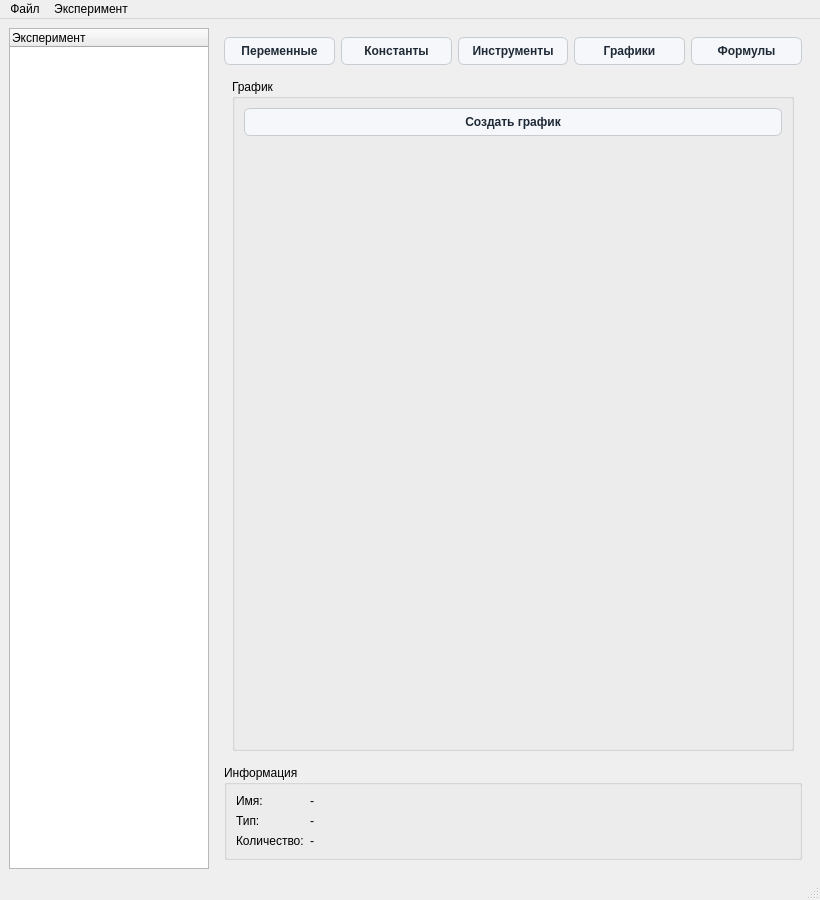
Qt form mainwindow.ui (Kirikus/Experiments-2026S-Python) before a commit.
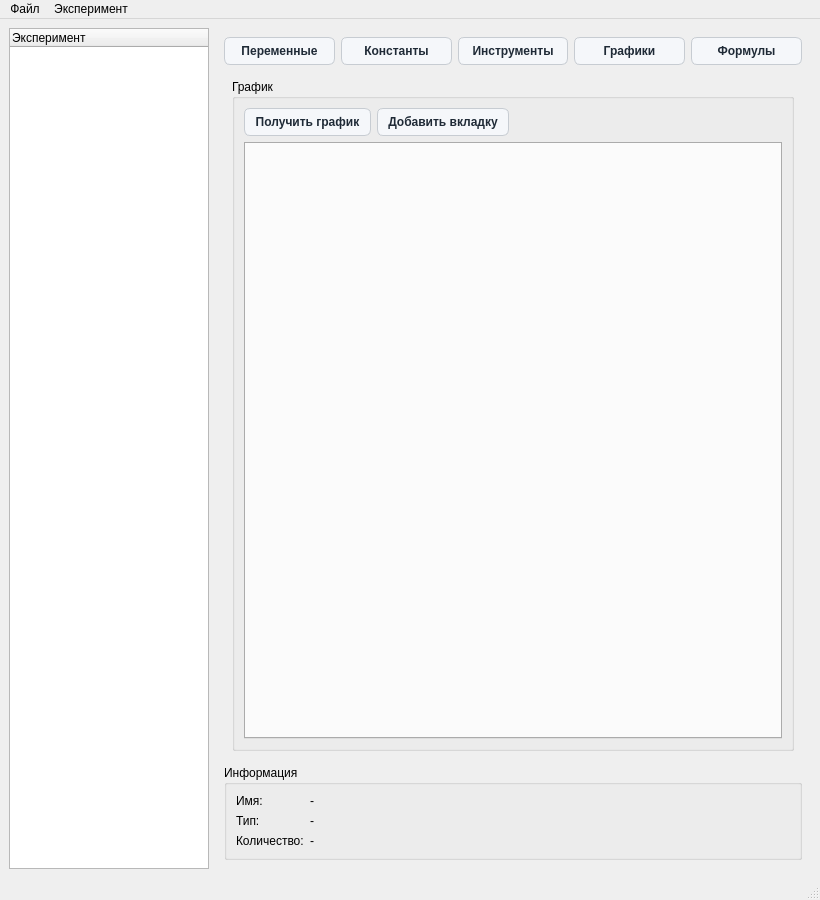
The same form after that commit. The open tabs and pages were chosen to show the change. Custom widgets are drawn as their Qt base class.

Commit message: refactor(ui): move plot layout widgets from code to designer

Patch:
```diff
--- a/mainwindow.ui
+++ b/mainwindow.ui
@@ -207,14 +207,38 @@
              </property>
              <layout class="QVBoxLayout" name="verticalLayoutPlot">
               <item>
-               <widget class="QPushButton" name="_btn_add_tab">
-                <property name="text">
-                 <string>Создать график</string>
-                </property>
-               </widget>
+                             <layout class="QHBoxLayout" name="plotToolbarLayout">
+                                <item>
+                                 <widget class="QPushButton" name="btnGetGraph">
+                                    <property name="text">
+                                     <string>Получить график</string>
+                                    </property>
+                                 </widget>
+                                </item>
+                                <item>
+                                 <widget class="QPushButton" name="_btn_add_tab">
+                                    <property name="text">
+                                     <string>Добавить вкладку</string>
+                                    </property>
+                                 </widget>
+                                </item>
+                                <item>
+                                 <spacer name="plotToolbarSpacer">
+                                    <property name="orientation">
+                                     <enum>Qt::Horizontal</enum>
+                                    </property>
+                                    <property name="sizeHint" stdset="0">
+                                     <size>
+                                        <width>40</width>
+                                        <height>20</height>
+                                     </size>
+                                    </property>
+                                 </spacer>
+                                </item>
+                             </layout>
               </item>
               <item>
-               <widget class="QChartView" name="plotChartView" native="true">
+                             <widget class="QTabWidget" name="plotTabs">
                 <property name="minimumSize">
                  <size>
                   <width>200</width>
@@ -379,13 +403,7 @@
    </property>
   </action>
  </widget>
- <customwidgets>
-  <customwidget>
-   <class>QChartView</class>
-   <extends>QWidget</extends>
-   <header>qchartview.h</header>
-  </customwidget>
- </customwidgets>
+ <customwidgets/>
  <resources/>
  <connections/>
 </ui>
```
The commit also changes 3 other files.
